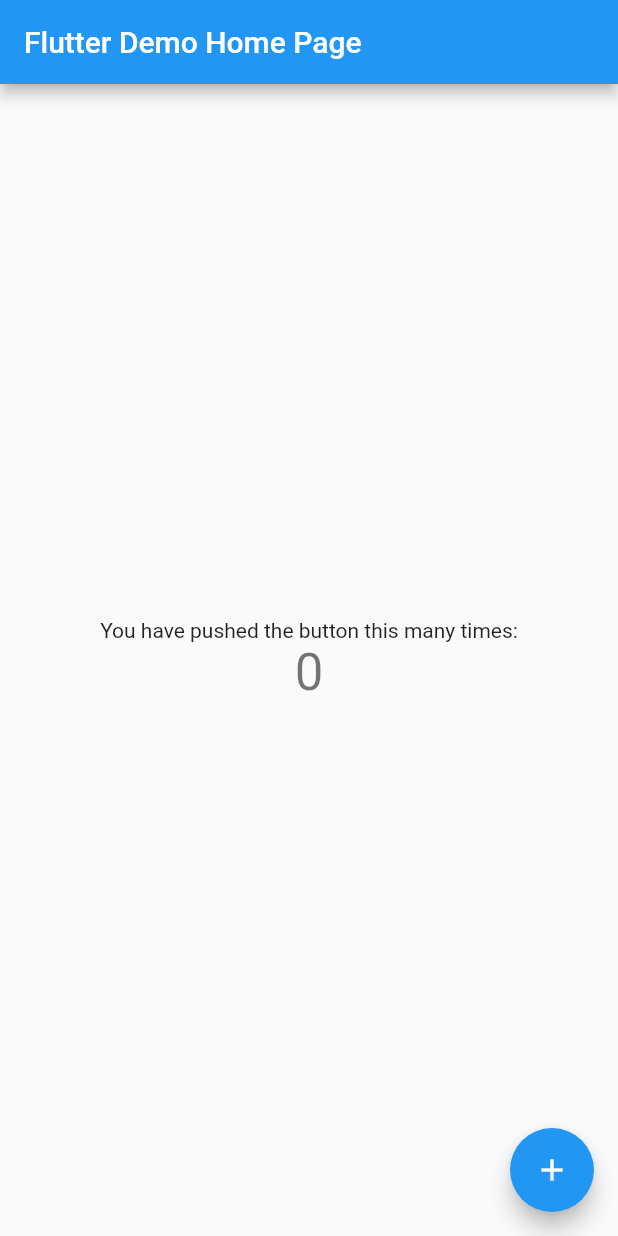
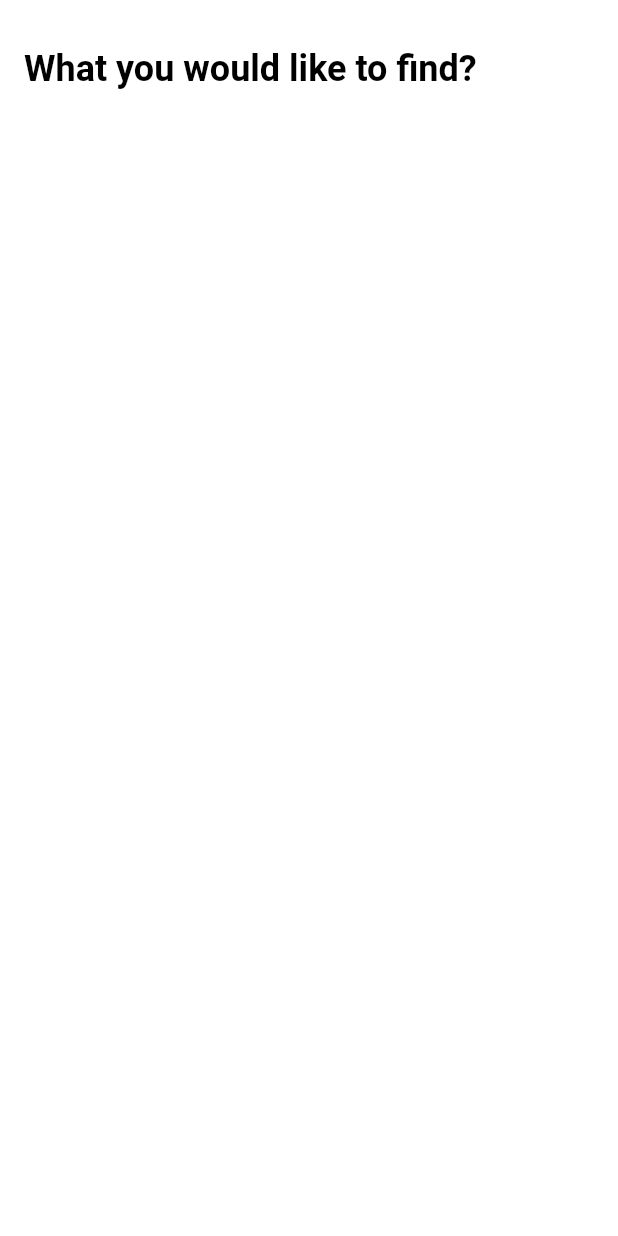
Before and after one commit to EmamYounes/flutter_task, a Flutter app: the screen it shows after launch, on a phone screen of 412 x 824 dp. Run offline on Flutter 3.47's test engine with Material 2 defaults, Android fonts, the phone set to English and light mode, and no system bars.

Commit message:
build Text Title

```diff
--- a/lib/main.dart
+++ b/lib/main.dart
@@ -3,22 +3,17 @@ import 'package:flutter/material.dart';
 void main() => runApp(MyApp());
 
 class MyApp extends StatelessWidget {
-  // This widget is the root of your application.
   @override
   Widget build(BuildContext context) {
     return MaterialApp(
-      title: 'Flutter Demo',
-      theme: ThemeData(
-        primarySwatch: Colors.blue,
-      ),
-      home: MyHomePage(title: 'Flutter Demo Home Page'),
+      theme: ThemeData(),
+      home: MyHomePage(),
     );
   }
 }
 
 class MyHomePage extends StatefulWidget {
-  MyHomePage({Key key, this.title}) : super(key: key);
-  final String title;
+  MyHomePage({Key key}) : super(key: key);
 
   @override
   _MyHomePageState createState() => _MyHomePageState();
@@ -27,37 +22,32 @@ class MyHomePage extends StatefulWidget {
 class _MyHomePageState extends State<MyHomePage> {
   int _counter = 0;
 
-  void _incrementCounter() {
-    setState(() {
-      _counter++;
-    });
-  }
-
   @override
   Widget build(BuildContext context) {
     return Scaffold(
-      appBar: AppBar(
-        title: Text(widget.title),
-      ),
-      body: Center(
-        child: Column(
-          mainAxisAlignment: MainAxisAlignment.center,
+      appBar: null,
+      body: Container(
+        color: Colors.white,
+        child: ListView(
           children: <Widget>[
-            Text(
-              'You have pushed the button this many times:',
+            SizedBox(
+              height: 16,
             ),
-            Text(
-              '$_counter',
-              style: Theme.of(context).textTheme.display1,
-            ),
+            buildTextTitle()
           ],
         ),
-      ),
-      floatingActionButton: FloatingActionButton(
-        onPressed: _incrementCounter,
-        tooltip: 'Increment',
-        child: Icon(Icons.add),
       ), // This trailing comma makes auto-formatting nicer for build methods.
     );
   }
+
+  Widget buildTextTitle() {
+    return Padding(
+      padding: const EdgeInsets.all(16.0),
+      child: Text(
+        'What you would like to find?',
+        style: TextStyle(
+            fontSize: 24, color: Colors.black, fontWeight: FontWeight.bold),
+      ),
+    );
+  }
 }
```
